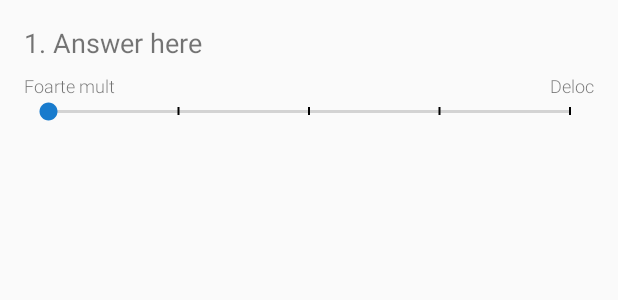
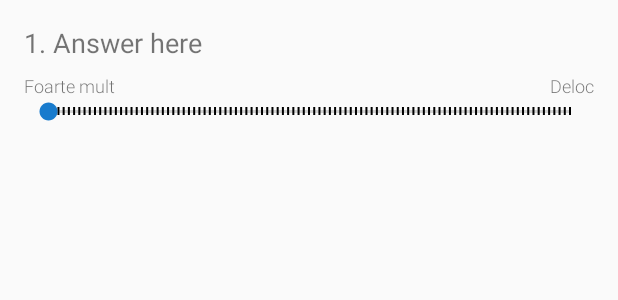
Before and after one commit to mihaibetej/Mental-Health, an Android app: the layout item_survey_question.xml on its own in the app's theme, with its tools: preview values and no code run, on a phone screen of 412 x 824 dp. Shown: the top 300 px of the screen. Run offline under Robolectric (Android 15) with nearby library versions, the phone set to English and light mode, and no system bars.

Commit message:
sorvey now uses the survey data source

```diff
--- a/Mobile/Android/app/src/main/java/com/db/mobile/mental_health/data/dagger/DataComponent.kt
+++ b/Mobile/Android/app/src/main/java/com/db/mobile/mental_health/data/dagger/DataComponent.kt
@@ -1,9 +1,11 @@
 package com.db.mobile.mental_health.data.dagger
 
 import com.db.mobile.mental_health.data.datasource.NewsDataSource
+import com.db.mobile.mental_health.data.datasource.SurveyDataSource
 import dagger.Component
 
 @Component(modules = [DataModule::class])
 interface DataComponent {
-    fun provideNewsDataSource() : NewsDataSource // exposes the data source to the dependent components
+    fun provideNewsDataSource(): NewsDataSource // exposes the data source to the dependent components
+    fun provideSurveyDataSource(): SurveyDataSource // exposes the data source to the dependent components
 }
--- /dev/null
+++ b/Mobile/Android/app/src/main/java/com/db/mobile/mental_health/data/datasource/SurveyStatusDataSource.kt
@@ -0,0 +1,4 @@
+package com.db.mobile.mental_health.data.datasource
+
+interface SurveyStatusDataSource {
+}
--- a/Mobile/Android/app/src/main/java/com/db/mobile/mental_health/data/model/Question.kt
+++ b/Mobile/Android/app/src/main/java/com/db/mobile/mental_health/data/model/Question.kt
@@ -1,5 +1,5 @@
 package com.db.mobile.mental_health.data.model
 
-data class Question(val body: String, val answers: List<Answer>)
+data class Question(var id: String? = "", val body: String? = "", val answers: List<Answer>? = null)
 
-data class Answer(val title: String, val value: Int)
+data class Answer(val title: String? = "", val value: Int? = 0)
--- /dev/null
+++ b/Mobile/Android/app/src/main/java/com/db/mobile/mental_health/domain/model/SurveyQuestion.kt
@@ -0,0 +1,5 @@
+package com.db.mobile.mental_health.domain.model
+
+import android.util.SparseArray
+
+data class SurveyQuestion(var id: String, val question: String, var answer: Int = 2, var answers: SparseArray<String>)
--- a/Mobile/Android/app/src/main/java/com/db/mobile/mental_health/ui/survey/SurveyAdapter.kt
+++ b/Mobile/Android/app/src/main/java/com/db/mobile/mental_health/ui/survey/SurveyAdapter.kt
@@ -9,7 +9,7 @@ import androidx.recyclerview.widget.RecyclerView
 import com.db.mobile.mental_health.R
 import com.db.mobile.mental_health.databinding.ItemSurveyFooterBinding
 import com.db.mobile.mental_health.databinding.ItemSurveyQuestionBinding
-import com.db.mobile.mental_health.ui.survey.model.SurveyQuestion
+import com.db.mobile.mental_health.domain.model.SurveyQuestion
 
 private const val TYPE_HEADER = 0
 private const val TYPE_QUESTION = 1
--- a/Mobile/Android/app/src/main/java/com/db/mobile/mental_health/ui/survey/model/SurveyQuestion.kt
+++ /dev/null
@@ -1,3 +0,0 @@
-package com.db.mobile.mental_health.ui.survey.model
-
-data class SurveyQuestion(var id: Long, val question: String, var answer: Int = 2)
--- a/Mobile/Android/app/src/main/res/layout/item_survey_question.xml
+++ b/Mobile/Android/app/src/main/res/layout/item_survey_question.xml
@@ -7,7 +7,7 @@
 
         <variable
             name="item"
-            type="com.db.mobile.mental_health.ui.survey.model.SurveyQuestion" />
+            type="com.db.mobile.mental_health.domain.model.SurveyQuestion" />
 
         <variable
             name="viewModel"
@@ -21,11 +21,13 @@
 
         <TextView
             android:id="@+id/survey_question"
-            android:layout_width="match_parent"
+            android:layout_width="0dp"
             android:layout_height="wrap_content"
             android:paddingBottom="@dimen/elements_padding"
             android:text="@{item.question}"
             android:textSize="18sp"
+            app:layout_constraintEnd_toEndOf="parent"
+            app:layout_constraintStart_toStartOf="parent"
             app:layout_constraintTop_toTopOf="parent"
             tools:text="1. Answer here" />
 
@@ -49,13 +51,15 @@
 
         <SeekBar
             android:id="@+id/survey_answer_scale"
-            android:layout_width="match_parent"
+            android:layout_width="0dp"
             android:layout_height="wrap_content"
-            android:max="4"
+            android:max="@{item.answers.size() -1}"
             android:onProgressChanged="@{(seekbar, progress, fromUser) -> viewModel.onAnswerChanged(item, progress)}"
             android:progress="@{item.answer}"
             android:progressTint="@android:color/transparent"
             android:tickMark="@drawable/ic_seekbar_tick"
+            app:layout_constraintEnd_toEndOf="parent"
+            app:layout_constraintStart_toStartOf="parent"
             app:layout_constraintTop_toBottomOf="@+id/survey_negative_answer" />
 
     </androidx.constraintlayout.widget.ConstraintLayout>
```
Also changed, not shown: Mobile/Android/app/src/main/java/com/db/mobile/mental_health/application/dagger/ContextModule.kt (added, +11 -0 lines), Mobile/Android/app/src/main/java/com/db/mobile/mental_health/data/dagger/DataModule.kt (+10 -1 lines), Mobile/Android/app/src/main/java/com/db/mobile/mental_health/data/datasource/firebase/SurveyFirebaseDataSource.kt (+26 -5 lines), Mobile/Android/app/src/main/java/com/db/mobile/mental_health/domain/dagger/DomainComponent.kt (+3 -4 lines), Mobile/Android/app/src/main/java/com/db/mobile/mental_health/domain/usecases/GetSurveyQuestionsUseCase.kt (added, +33 -0 lines), Mobile/Android/app/src/main/java/com/db/mobile/mental_health/ui/survey/SurveyViewModel.kt (+20 -24 lines).
